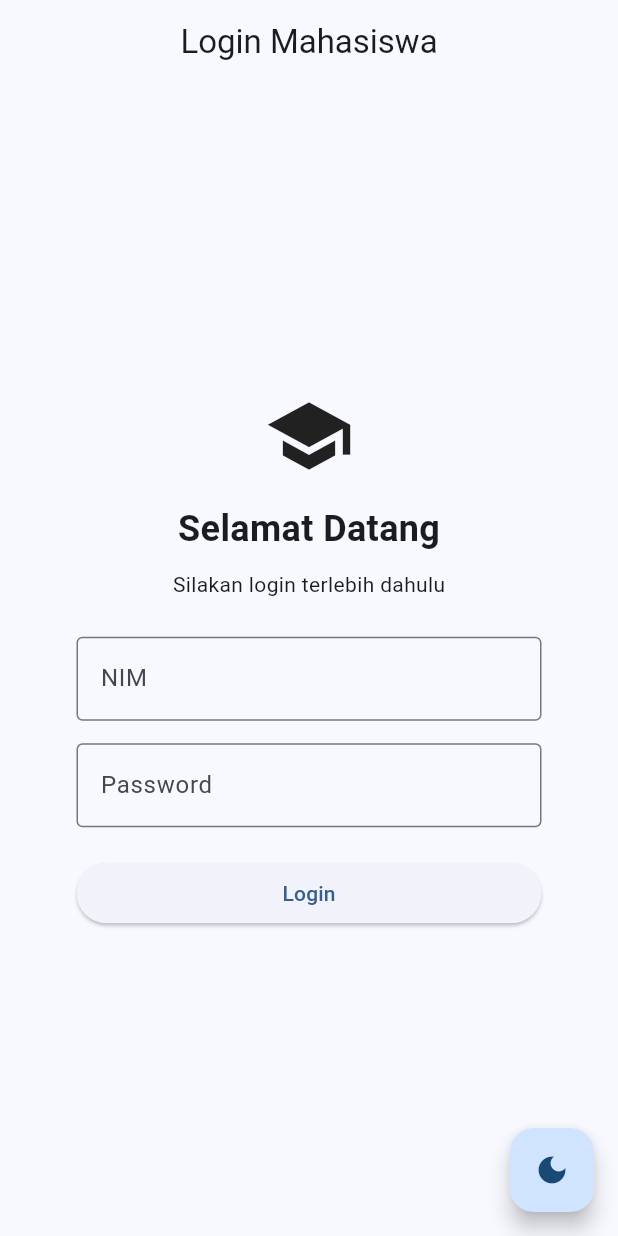
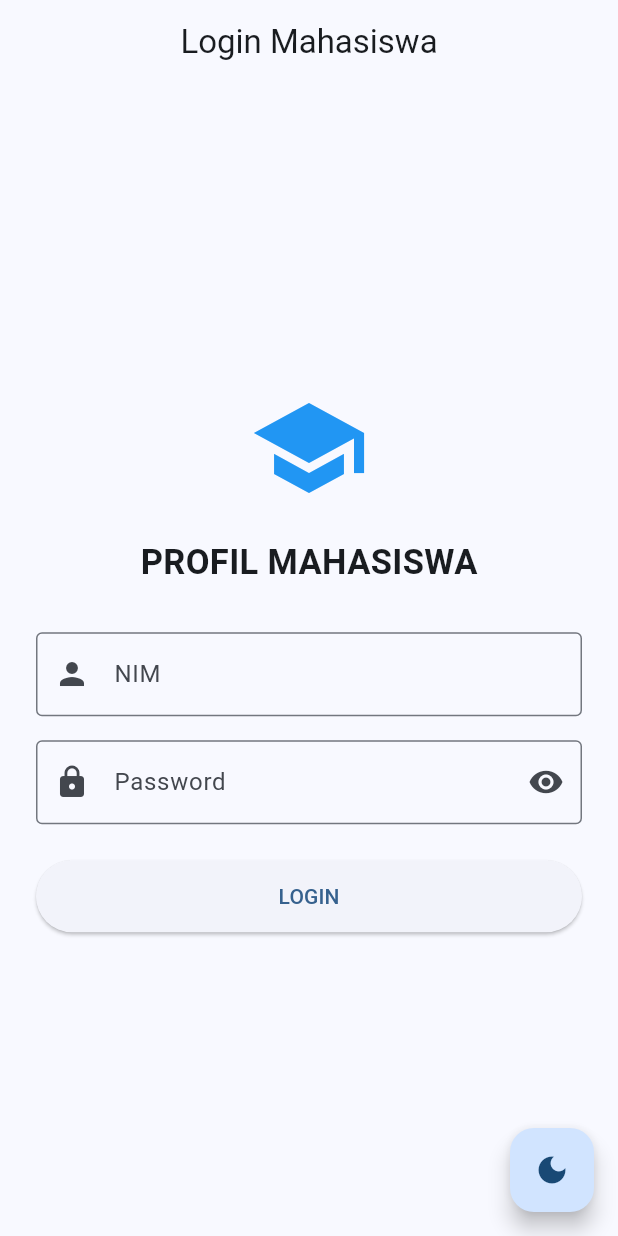
Before and after one commit to ilhambudihandika/uts-pml-1124160152, a Flutter app: the screen it shows after launch, on a phone screen of 412 x 824 dp. Run offline on Flutter 3.47's test engine with Material 3 defaults, Android fonts, the phone set to English and light mode, and no system bars.

Commit message:
Memperbaiki autentikasi login mahasiswa

```diff
--- a/soal2_profil_app/lib/screens/login_page.dart
+++ b/soal2_profil_app/lib/screens/login_page.dart
@@ -12,7 +12,53 @@ class LoginPage extends StatefulWidget {
 class _LoginPageState extends State<LoginPage> {
   final _formKey = GlobalKey<FormState>();
 
+  final nimController = TextEditingController();
+  final passwordController = TextEditingController();
+
   bool isLoading = false;
+  bool sembunyikanPassword = true;
+
+  void login() async {
+    if (!_formKey.currentState!.validate()) {
+      return;
+    }
+
+    setState(() {
+      isLoading = true;
+    });
+
+    await Future.delayed(const Duration(seconds: 1));
+
+    if (!mounted) return;
+
+    if (nimController.text.trim() == '1124160152' &&
+        passwordController.text == 'ilham123') {
+      Navigator.pushReplacement(
+        context,
+        MaterialPageRoute(
+          builder: (context) => const ProfilPage(),
+        ),
+      );
+    } else {
+      setState(() {
+        isLoading = false;
+      });
+
+      ScaffoldMessenger.of(context).showSnackBar(
+        const SnackBar(
+          content: Text('NIM atau Password salah!'),
+          backgroundColor: Colors.red,
+        ),
+      );
+    }
+  }
+
+  @override
+  void dispose() {
+    nimController.dispose();
+    passwordController.dispose();
+    super.dispose();
+  }
 
   @override
   Widget build(BuildContext context) {
@@ -22,35 +68,36 @@ class _LoginPageState extends State<LoginPage> {
         centerTitle: true,
       ),
       body: Center(
-        child: SizedBox(
-          width: 350,
-          child: Padding(
-            padding: const EdgeInsets.all(20),
+        child: SingleChildScrollView(
+          padding: const EdgeInsets.all(24),
           child: Form(
             key: _formKey,
             child: Column(
-                mainAxisAlignment: MainAxisAlignment.center,
-                mainAxisSize: MainAxisSize.min,
               children: [
-                  const Icon(Icons.school, size: 60),
-                  const SizedBox(height: 15),
+                const Icon(
+                  Icons.school,
+                  size: 80,
+                  color: Colors.blue,
+                ),
+                const SizedBox(height: 20),
 
                 const Text(
-                    'Selamat Datang',
+                  'PROFIL MAHASISWA',
                   style: TextStyle(
-                      fontSize: 24,
+                    fontSize: 23,
                     fontWeight: FontWeight.bold,
                   ),
                 ),
 
-                  const SizedBox(height: 10),
-                  const Text('Silakan login terlebih dahulu'),
-                  const SizedBox(height: 25),
+                const SizedBox(height: 30),
 
                 TextFormField(
+                  controller: nimController,
+                  keyboardType: TextInputType.number,
                   decoration: const InputDecoration(
                     labelText: 'NIM',
                     border: OutlineInputBorder(),
+                    prefixIcon: Icon(Icons.person),
                   ),
                   validator: (value) {
                     if (value == null || value.isEmpty) {
@@ -60,13 +107,28 @@ class _LoginPageState extends State<LoginPage> {
                   },
                 ),
 
-                  const SizedBox(height: 15),
+                const SizedBox(height: 16),
 
                 TextFormField(
-                    obscureText: true,
-                    decoration: const InputDecoration(
+                  controller: passwordController,
+                  obscureText: sembunyikanPassword,
+                  decoration: InputDecoration(
                     labelText: 'Password',
-                      border: OutlineInputBorder(),
+                    border: const OutlineInputBorder(),
+                    prefixIcon: const Icon(Icons.lock),
+                    suffixIcon: IconButton(
+                      icon: Icon(
+                        sembunyikanPassword
+                            ? Icons.visibility
+                            : Icons.visibility_off,
+                      ),
+                      onPressed: () {
+                        setState(() {
+                          sembunyikanPassword =
+                              !sembunyikanPassword;
+                        });
+                      },
+                    ),
                   ),
                   validator: (value) {
                     if (value == null || value.isEmpty) {
@@ -76,37 +138,16 @@ class _LoginPageState extends State<LoginPage> {
                   },
                 ),
 
-                  const SizedBox(height: 20),
+                const SizedBox(height: 24),
 
                 SizedBox(
                   width: double.infinity,
+                  height: 48,
                   child: ElevatedButton(
-                      onPressed: isLoading
-                          ? null
-                          : () async {
-                              if (_formKey.currentState!.validate()) {
-                                setState(() {
-                                  isLoading = true;
-                                });
-
-                                await Future.delayed(
-                                  const Duration(seconds: 2),
-                                );
-
-                                if (!mounted) return;
-
-                                Navigator.pushReplacement(
-                                  context,
-                                  MaterialPageRoute(
-                                    builder: (context) =>
-                                        const ProfilPage(),
-                                  ),
-                                );
-                              }
-                            },
+                    onPressed: isLoading ? null : login,
                     child: isLoading
                         ? const CircularProgressIndicator()
-                          : const Text('Login'),
+                        : const Text('LOGIN'),
                   ),
                 ),
               ],
@@ -114,7 +155,6 @@ class _LoginPageState extends State<LoginPage> {
           ),
         ),
       ),
-      ),
     );
   }
 }
```
Lines whose indentation alone changed are shown as unchanged.
